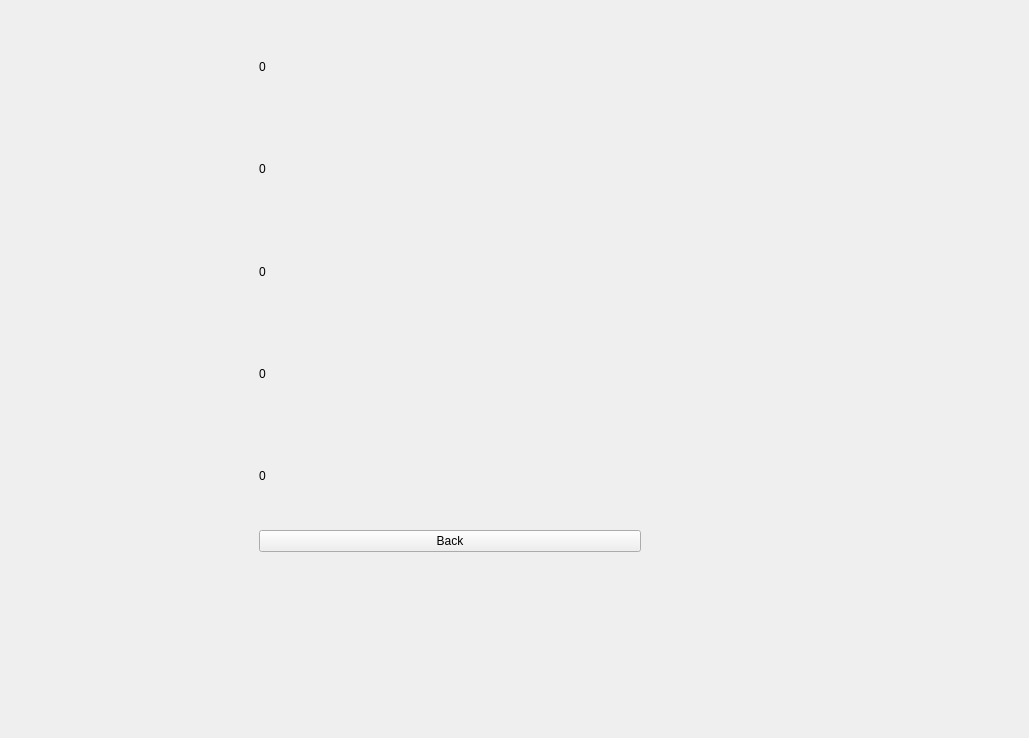
First picture: the form in Client/mainmenu.ui, repository Denisucu1/ProjectModernCpp, before the edit.
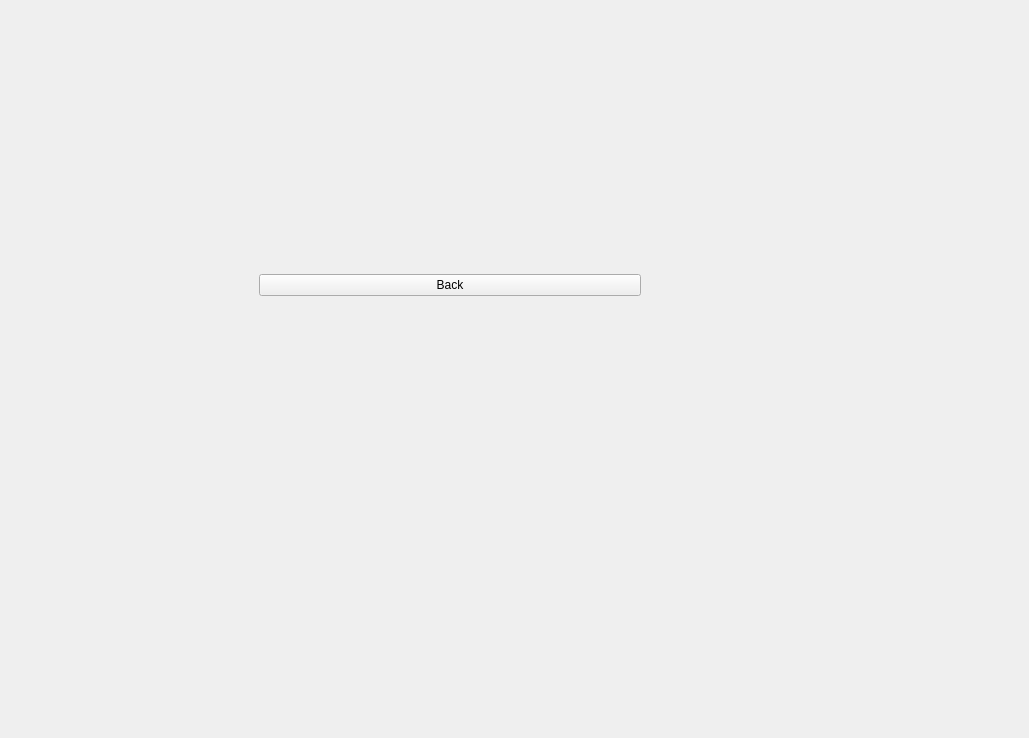
Second picture: the form after the edit. The open tabs and pages were chosen to show the change.

Diff of the .ui file:
```diff
--- a/Client/mainmenu.ui
+++ b/Client/mainmenu.ui
@@ -83,45 +83,6 @@
    </widget>
    <widget class="QWidget" name="profilePage">
     <layout class="QVBoxLayout" name="verticalLayout">
-     <item>
-      <layout class="QGridLayout" name="gridLayout_2">
-       <item row="3" column="0">
-        <widget class="QLabel" name="cardsAtLossLabel">
-         <property name="text">
-          <string>0</string>
-         </property>
-        </widget>
-       </item>
-       <item row="4" column="0">
-        <widget class="QLabel" name="totalTimeLabel">
-         <property name="text">
-          <string>0</string>
-         </property>
-        </widget>
-       </item>
-       <item row="1" column="0">
-        <widget class="QLabel" name="gamesPlayedLabel">
-         <property name="text">
-          <string>0</string>
-         </property>
-        </widget>
-       </item>
-       <item row="2" column="0">
-        <widget class="QLabel" name="gamesWonLabel">
-         <property name="text">
-          <string>0</string>
-         </property>
-        </widget>
-       </item>
-       <item row="5" column="0">
-        <widget class="QLabel" name="performanceScoreLabel">
-         <property name="text">
-          <string>0</string>
-         </property>
-        </widget>
-       </item>
-      </layout>
-     </item>
      <item>
       <widget class="QPushButton" name="backButton">
        <property name="sizePolicy">
```
Left out of the diff: 2 changed lines with no effect on the pictures.
